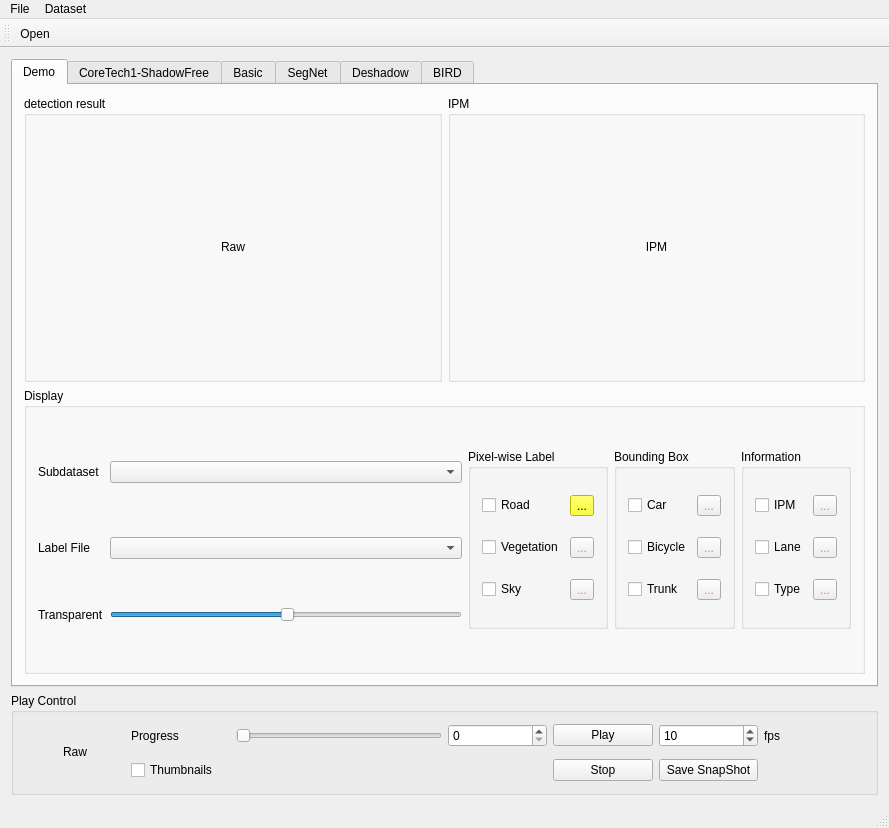
The window that OpenCarVision/mainwindow.ui (baidut/ITS) describes before a commit, drawn with Qt 5.
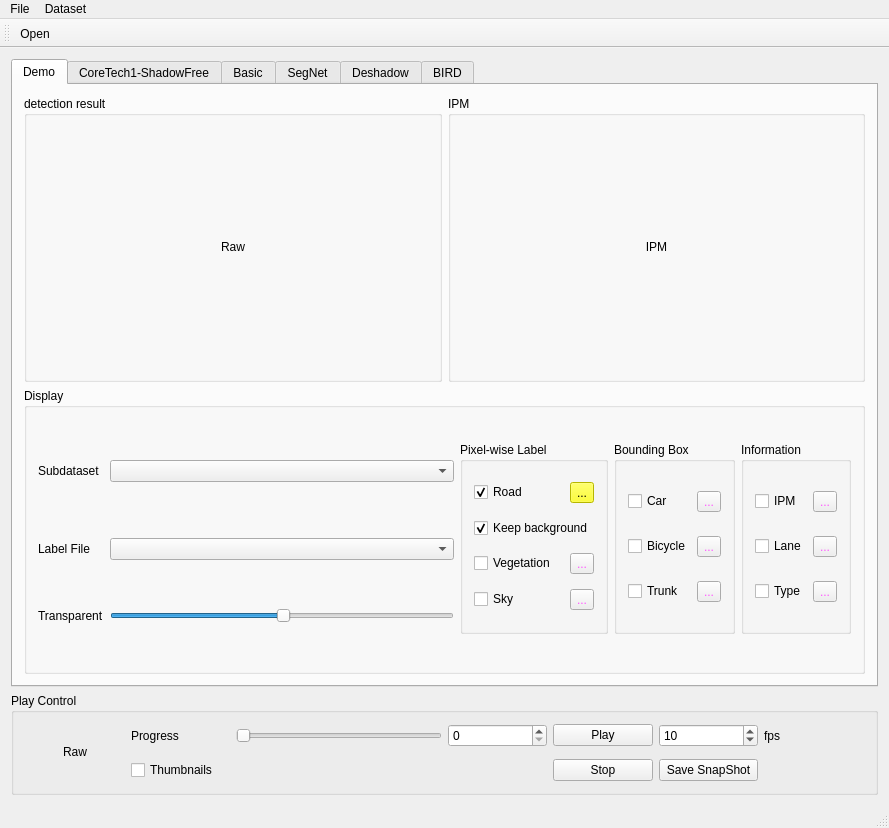
The same window after the commit. Custom widgets are drawn as their Qt base class.

Commit message: + keep background unlabeled when display

```diff
--- a/OpenCarVision/mainwindow.ui
+++ b/OpenCarVision/mainwindow.ui
@@ -7,7 +7,7 @@
     <x>0</x>
     <y>0</y>
     <width>889</width>
-    <height>769</height>
+    <height>741</height>
    </rect>
   </property>
   <property name="windowTitle">
@@ -134,21 +134,34 @@
               <string>Pixel-wise Label</string>
              </property>
              <layout class="QGridLayout" name="gridLayout_24">
-              <item row="0" column="0">
-               <widget class="QCheckBox" name="checkBox_roadLabel">
+              <item row="3" column="2">
+               <widget class="QToolButton" name="toolButton_6">
+                <property name="styleSheet">
+                 <string notr="true">color: rgb(255, 85, 255);</string>
+                </property>
                 <property name="text">
-                 <string>Road</string>
+                 <string>...</string>
                 </property>
                </widget>
               </item>
-              <item row="1" column="0">
+              <item row="0" column="2">
+               <widget class="QToolButton" name="toolButton_roadColor">
+                <property name="styleSheet">
+                 <string notr="true">background-color: rgb(255, 255, 0);</string>
+                </property>
+                <property name="text">
+                 <string>...</string>
+                </property>
+               </widget>
+              </item>
+              <item row="2" column="0">
                <widget class="QCheckBox" name="checkBox_5">
                 <property name="text">
                  <string>Vegetation</string>
                 </property>
                </widget>
               </item>
-              <item row="1" column="2">
+              <item row="2" column="2">
                <widget class="QToolButton" name="toolButton_5">
                 <property name="styleSheet">
                  <string notr="true">color: rgb(255, 85, 255);</string>
@@ -158,30 +171,33 @@
                 </property>
                </widget>
               </item>
-              <item row="2" column="0">
+              <item row="0" column="0">
+               <widget class="QCheckBox" name="checkBox_roadLabel">
+                <property name="text">
+                 <string>Road</string>
+                </property>
+                <property name="checked">
+                 <bool>true</bool>
+                </property>
+               </widget>
+              </item>
+              <item row="3" column="0">
                <widget class="QCheckBox" name="checkBox_6">
                 <property name="text">
                  <string>Sky</string>
                 </property>
                </widget>
               </item>
-              <item row="2" column="2">
-               <widget class="QToolButton" name="toolButton_6">
-                <property name="styleSheet">
-                 <string notr="true">color: rgb(255, 85, 255);</string>
+              <item row="1" column="0" colspan="3">
+               <widget class="QCheckBox" name="checkBox_keepBackground">
+                <property name="toolTip">
+                 <string>&lt;html&gt;&lt;head/&gt;&lt;body&gt;&lt;p&gt;If off, the background will be labeled black, otherwise the background will be kept from labeling.&lt;/p&gt;&lt;/body&gt;&lt;/html&gt;</string>
                 </property>
                 <property name="text">
-                 <string>...</string>
+                 <string>Keep background</string>
                 </property>
-               </widget>
-              </item>
-              <item row="0" column="2">
-               <widget class="QToolButton" name="toolButton_roadColor">
-                <property name="styleSheet">
-                 <string notr="true">background-color: rgb(255, 255, 0);</string>
-                </property>
-                <property name="text">
-                 <string>...</string>
+                <property name="checked">
+                 <bool>true</bool>
                 </property>
                </widget>
               </item>
```
Left out of the diff: 8 changed lines with no effect on the pictures. The commit also changes 3 other files.
